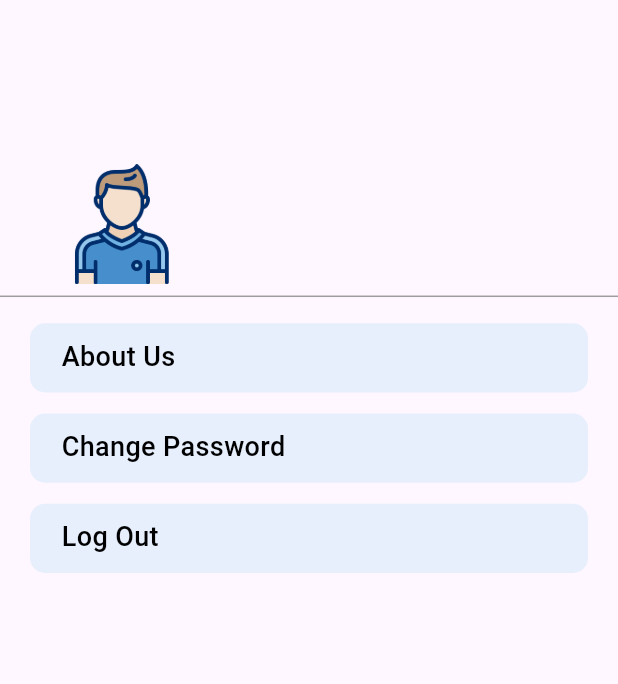
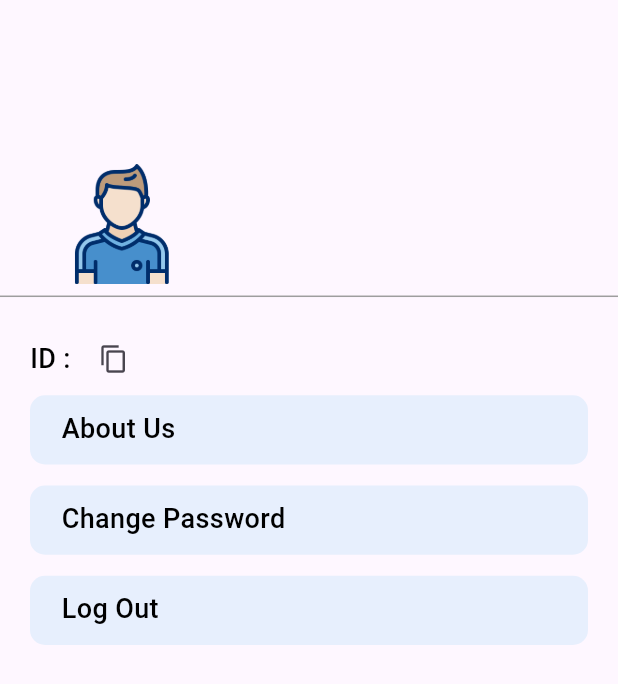
Before and after one commit to Dohaibrahim/book_and_play, a Flutter app: the SettingsViewBody widget shown alone on an empty page, opened directly, on a phone screen of 412 x 824 dp. Shown: the top 684 px of the screen. Run offline on Flutter 3.47's test engine with Material 3 defaults, Android fonts, the phone set to English and light mode, and no system bars; our stand-ins replace awesome_snackbar_content, country_picker, dartz, dio, dropdown_button2, easy_localization and 6 more; missing offline and left inert: flutter_date_pickers; accounts and stored records are empty; statements that could not run were skipped.

Commit message:
added user id at settings

```diff
--- a/lib/features/user/settings/presentation/widgets/settings_view_body.dart
+++ b/lib/features/user/settings/presentation/widgets/settings_view_body.dart
@@ -5,6 +5,7 @@ import 'package:book_and_play/core/utils/shared_pref.dart';
 import 'package:book_and_play/features/user/settings/presentation/widgets/settings_item.dart';
 import 'package:easy_localization/easy_localization.dart';
 import 'package:flutter/material.dart';
+import 'package:flutter/services.dart';
 
 class SettingsViewBody extends StatelessWidget {
   const SettingsViewBody({super.key});
@@ -23,7 +24,7 @@ class SettingsViewBody extends StatelessWidget {
         } else {
           final userInfo =
               snapshot.data ??
-              {'username': 'User', 'email': 'user@example.com'};
+              {'username': 'User', 'email': 'user@example.com', 'id': ''};
           return Column(
             crossAxisAlignment: CrossAxisAlignment.stretch,
             children: [
@@ -65,6 +66,26 @@ class SettingsViewBody extends StatelessWidget {
               ),
               Divider(color: Colors.grey, thickness: 1),
               SizedBox(height: 10),
+              Padding(
+                padding: EdgeInsetsGeometry.symmetric(horizontal: 20),
+                child: Row(
+                  mainAxisAlignment: MainAxisAlignment.start,
+                  children: [
+                    Text(
+                      'ID : ${userInfo['id']}',
+                      style: TextStyles.font14BlackMedium.copyWith(
+                        fontSize: 18,
+                      ),
+                    ),
+                    IconButton(
+                      onPressed: () {
+                        Clipboard.setData(ClipboardData(text: userInfo['id']!));
+                      },
+                      icon: Icon(Icons.copy, size: 20),
+                    ),
+                  ],
+                ),
+              ),
               Padding(
                 padding: EdgeInsets.symmetric(horizontal: 20),
                 child: Column(
@@ -118,5 +139,8 @@ Future<Map<String, String?>> _getUserInfo() async {
   final email = await SharedPrefHelper.getStringNullable(
     SharedPrefKeys.userEmail,
   );
-  return {'username': username, 'email': email};
+  final userId = await SharedPrefHelper.getStringNullable(
+    SharedPrefKeys.userid,
+  );
+  return {'username': username, 'email': email, 'id': userId};
 }
```
